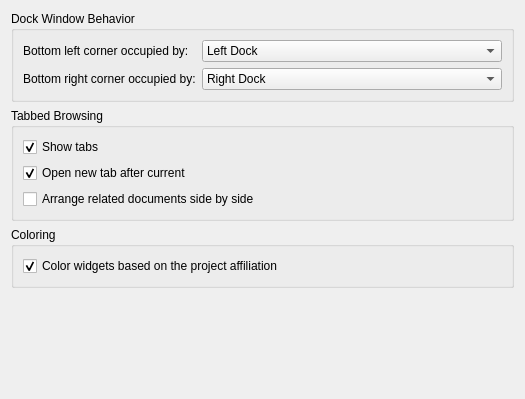
Qt form shell/settings/uiconfig.ui (KDE/kdevelop) before a commit.
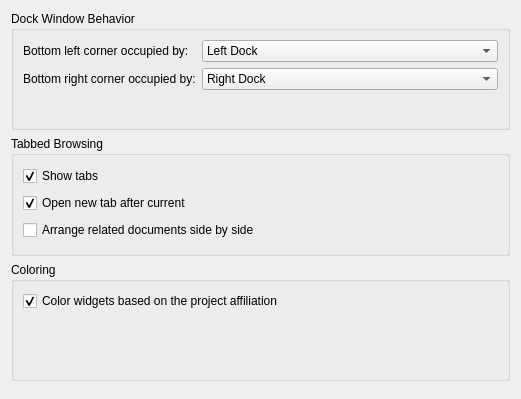
The same form after that commit.

Commit message: Do not use full page width for spinboxes or comboboxes with fixed content

Patch:
```diff
--- a/shell/settings/uiconfig.ui
+++ b/shell/settings/uiconfig.ui
@@ -13,8 +13,8 @@
   <property name="windowTitle">
    <string>User Interface</string>
   </property>
-  <layout class="QGridLayout" name="gridLayout_2">
-   <item row="0" column="0">
+  <layout class="QVBoxLayout">
+   <item>
     <widget class="QGroupBox" name="groupBox">
      <property name="title">
       <string>Dock Window Behavior</string>
@@ -42,12 +42,6 @@
       </item>
       <item row="0" column="1">
        <widget class="QComboBox" name="kcfg_BottomLeftCornerOwner">
-        <property name="sizePolicy">
-         <sizepolicy hsizetype="Expanding" vsizetype="Fixed">
-          <horstretch>0</horstretch>
-          <verstretch>0</verstretch>
-         </sizepolicy>
-        </property>
         <property name="toolTip">
          <string>&lt;p&gt;Controls whether the bottom left corner is occupied by the dock at the left, or by the dock at the bottom.&lt;/p&gt;</string>
         </property>
@@ -65,12 +59,6 @@
       </item>
       <item row="1" column="1">
        <widget class="QComboBox" name="kcfg_BottomRightCornerOwner">
-        <property name="sizePolicy">
-         <sizepolicy hsizetype="Expanding" vsizetype="Fixed">
-          <horstretch>0</horstretch>
-          <verstretch>0</verstretch>
-         </sizepolicy>
-        </property>
         <property name="toolTip">
          <string>&lt;p&gt;Controls whether the bottom right corner is occupied by the dock at the right, or by the dock at the bottom.&lt;/p&gt;</string>
         </property>
@@ -89,20 +77,7 @@
      </layout>
     </widget>
    </item>
-   <item row="4" column="0">
-    <spacer>
-     <property name="orientation">
-      <enum>Qt::Vertical</enum>
-     </property>
-     <property name="sizeHint" stdset="0">
-      <size>
-       <width>503</width>
-       <height>21</height>
-      </size>
-     </property>
-    </spacer>
-   </item>
-   <item row="2" column="0">
+   <item>
     <widget class="QGroupBox" name="groupBox_2">
      <property name="title">
       <string>Tabbed Browsing</string>
@@ -148,7 +123,7 @@
      </layout>
     </widget>
    </item>
-   <item row="3" column="0">
+   <item>
     <widget class="QGroupBox" name="groupBox_3">
      <property name="title">
       <string>Coloring</string>
@@ -170,6 +145,13 @@
      </layout>
     </widget>
    </item>
+   <item>
+    <spacer>
+     <property name="orientation">
+      <enum>Qt::Vertical</enum>
+     </property>
+    </spacer>
+   </item>
   </layout>
  </widget>
  <resources/>
```
The commit also changes 1 other file.
